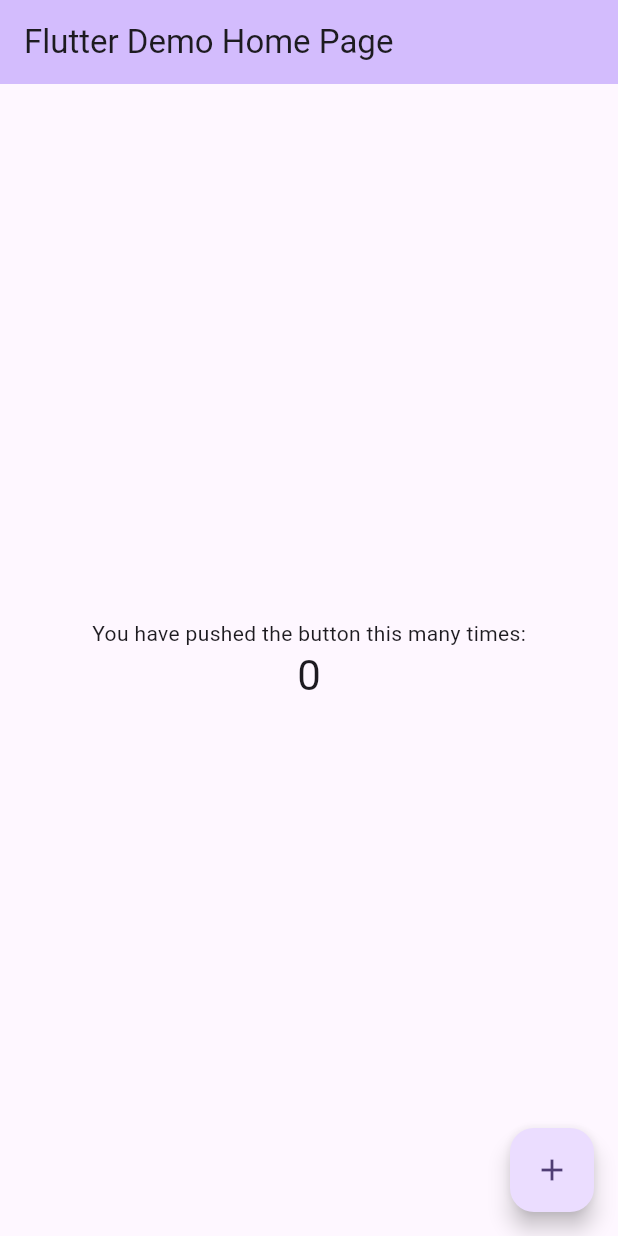
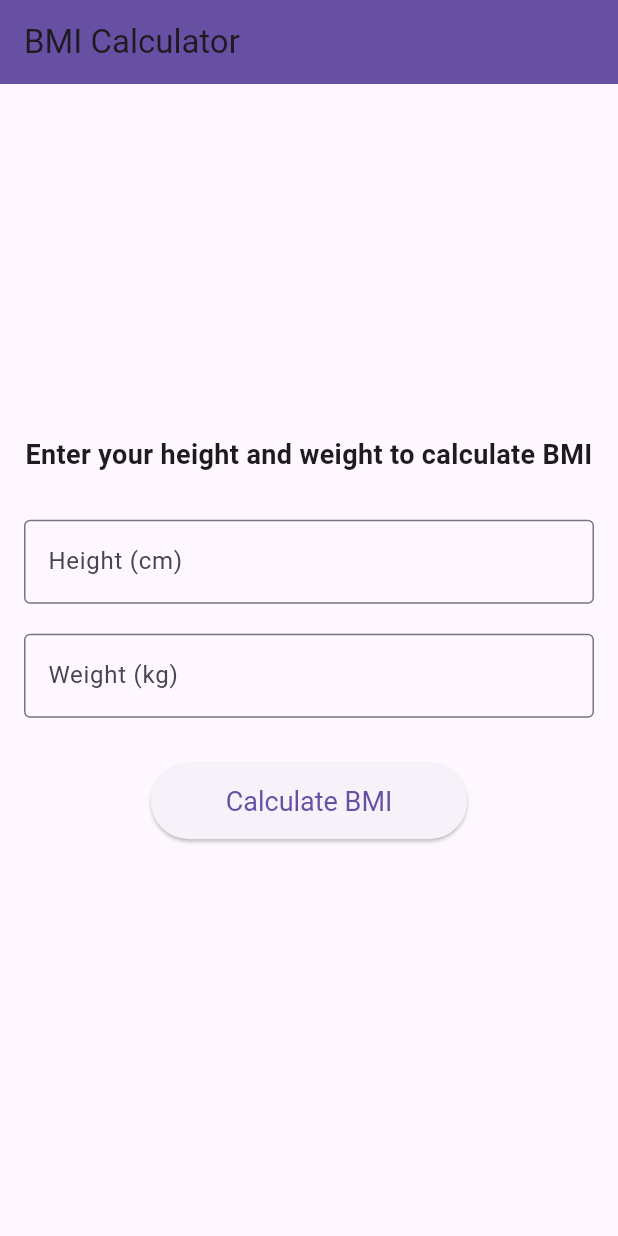
Before and after one commit to uroojkhadim/FA23-BSE-019-5A-UroojKhadim, a Flutter app: the screen it shows after launch, on a phone screen of 412 x 824 dp. Run offline on Flutter 3.47's test engine with Material 3 defaults, Android fonts, the phone set to English and light mode, and no system bars; our stand-ins replace csv, file_picker, fl_chart, flutter_local_notifications, google_sign_in, googleapis_auth and 5 more; missing offline and left inert: excel, googleapis; accounts and stored records are empty.

```diff
--- a/bmi_calculator/lib/main.dart
+++ b/bmi_calculator/lib/main.dart
@@ -1,122 +1,173 @@
 import 'package:flutter/material.dart';
 
 void main() {
-  runApp(const MyApp());
+  runApp(const BMICalculatorApp());
 }
 
-class MyApp extends StatelessWidget {
-  const MyApp({super.key});
+class BMICalculatorApp extends StatelessWidget {
+  const BMICalculatorApp({super.key});
 
-  // This widget is the root of your application.
   @override
   Widget build(BuildContext context) {
     return MaterialApp(
-      title: 'Flutter Demo',
+      title: 'BMI Calculator',
       theme: ThemeData(
-        // This is the theme of your application.
-        //
-        // TRY THIS: Try running your application with "flutter run". You'll see
-        // the application has a purple toolbar. Then, without quitting the app,
-        // try changing the seedColor in the colorScheme below to Colors.green
-        // and then invoke "hot reload" (save your changes or press the "hot
-        // reload" button in a Flutter-supported IDE, or press "r" if you used
-        // the command line to start the app).
-        //
-        // Notice that the counter didn't reset back to zero; the application
-        // state is not lost during the reload. To reset the state, use hot
-        // restart instead.
-        //
-        // This works for code too, not just values: Most code changes can be
-        // tested with just a hot reload.
-        colorScheme: ColorScheme.fromSeed(seedColor: Colors.deepPurple),
+        primarySwatch: Colors.blue,
+        visualDensity: VisualDensity.adaptivePlatformDensity,
       ),
-      home: const MyHomePage(title: 'Flutter Demo Home Page'),
+      home: const BMICalculator(),
     );
   }
 }
 
-class MyHomePage extends StatefulWidget {
-  const MyHomePage({super.key, required this.title});
-
-  // This widget is the home page of your application. It is stateful, meaning
-  // that it has a State object (defined below) that contains fields that affect
-  // how it looks.
-
-  // This class is the configuration for the state. It holds the values (in this
-  // case the title) provided by the parent (in this case the App widget) and
-  // used by the build method of the State. Fields in a Widget subclass are
-  // always marked "final".
-
-  final String title;
+class BMICalculator extends StatefulWidget {
+  const BMICalculator({super.key});
 
   @override
-  State<MyHomePage> createState() => _MyHomePageState();
+  State<BMICalculator> createState() => _BMICalculatorState();
 }
 
-class _MyHomePageState extends State<MyHomePage> {
-  int _counter = 0;
+class _BMICalculatorState extends State<BMICalculator> {
+  final TextEditingController _heightController = TextEditingController();
+  final TextEditingController _weightController = TextEditingController();
+  double _bmi = 0.0;
+  String _bmiCategory = '';
 
-  void _incrementCounter() {
+  void _calculateBMI() {
+    final heightText = _heightController.text;
+    final weightText = _weightController.text;
+
+    if (heightText.isEmpty || weightText.isEmpty) {
+      ScaffoldMessenger.of(context).showSnackBar(
+        const SnackBar(content: Text('Please enter both height and weight')),
+      );
+      return;
+    }
+
+    final height = double.parse(heightText) / 100; // Convert cm to meters
+    final weight = double.parse(weightText);
+
     setState(() {
-      // This call to setState tells the Flutter framework that something has
-      // changed in this State, which causes it to rerun the build method below
-      // so that the display can reflect the updated values. If we changed
-      // _counter without calling setState(), then the build method would not be
-      // called again, and so nothing would appear to happen.
-      _counter++;
+      _bmi = weight / (height * height);
+      _bmiCategory = _getBMICategory(_bmi);
     });
+  }
+
+  String _getBMICategory(double bmi) {
+    if (bmi < 18.5) {
+      return 'Underweight';
+    } else if (bmi >= 18.5 && bmi < 25) {
+      return 'Normal weight';
+    } else if (bmi >= 25 && bmi < 30) {
+      return 'Overweight';
+    } else {
+      return 'Obese';
+    }
+  }
+
+  Color _getBMIColor(double bmi) {
+    if (bmi < 18.5) {
+      return Colors.blue;
+    } else if (bmi >= 18.5 && bmi < 25) {
+      return Colors.green;
+    } else if (bmi >= 25 && bmi < 30) {
+      return Colors.orange;
+    } else {
+      return Colors.red;
+    }
   }
 
   @override
   Widget build(BuildContext context) {
-    // This method is rerun every time setState is called, for instance as done
-    // by the _incrementCounter method above.
-    //
-    // The Flutter framework has been optimized to make rerunning build methods
-    // fast, so that you can just rebuild anything that needs updating rather
-    // than having to individually change instances of widgets.
     return Scaffold(
       appBar: AppBar(
-        // TRY THIS: Try changing the color here to a specific color (to
-        // Colors.amber, perhaps?) and trigger a hot reload to see the AppBar
-        // change color while the other colors stay the same.
-        backgroundColor: Theme.of(context).colorScheme.inversePrimary,
-        // Here we take the value from the MyHomePage object that was created by
-        // the App.build method, and use it to set our appbar title.
-        title: Text(widget.title),
+        title: const Text('BMI Calculator'),
+        backgroundColor: Theme.of(context).primaryColor,
       ),
-      body: Center(
-        // Center is a layout widget. It takes a single child and positions it
-        // in the middle of the parent.
+      body: Padding(
+        padding: const EdgeInsets.all(16.0),
         child: Column(
-          // Column is also a layout widget. It takes a list of children and
-          // arranges them vertically. By default, it sizes itself to fit its
-          // children horizontally, and tries to be as tall as its parent.
-          //
-          // Column has various properties to control how it sizes itself and
-          // how it positions its children. Here we use mainAxisAlignment to
-          // center the children vertically; the main axis here is the vertical
-          // axis because Columns are vertical (the cross axis would be
-          // horizontal).
-          //
-          // TRY THIS: Invoke "debug painting" (choose the "Toggle Debug Paint"
-          // action in the IDE, or press "p" in the console), to see the
-          // wireframe for each widget.
           mainAxisAlignment: MainAxisAlignment.center,
-          children: <Widget>[
-            const Text('You have pushed the button this many times:'),
-            Text(
-              '$_counter',
-              style: Theme.of(context).textTheme.headlineMedium,
+          children: [
+            const Text(
+              'Enter your height and weight to calculate BMI',
+              textAlign: TextAlign.center,
+              style: TextStyle(fontSize: 18, fontWeight: FontWeight.bold),
             ),
+            const SizedBox(height: 30),
+            TextField(
+              controller: _heightController,
+              keyboardType: TextInputType.number,
+              decoration: const InputDecoration(
+                labelText: 'Height (cm)',
+                border: OutlineInputBorder(),
+              ),
+            ),
+            const SizedBox(height: 20),
+            TextField(
+              controller: _weightController,
+              keyboardType: TextInputType.number,
+              decoration: const InputDecoration(
+                labelText: 'Weight (kg)',
+                border: OutlineInputBorder(),
+              ),
+            ),
+            const SizedBox(height: 30),
+            ElevatedButton(
+              onPressed: _calculateBMI,
+              style: ElevatedButton.styleFrom(
+                padding: const EdgeInsets.symmetric(horizontal: 50, vertical: 15),
+                textStyle: const TextStyle(fontSize: 18),
+              ),
+              child: const Text('Calculate BMI'),
+            ),
+            const SizedBox(height: 30),
+            if (_bmi > 0)
+              Container(
+                padding: const EdgeInsets.all(20),
+                decoration: BoxDecoration(
+                  color: _getBMIColor(_bmi),
+                  borderRadius: BorderRadius.circular(10),
+                ),
+                child: Column(
+                  children: [
+                    const Text(
+                      'Your BMI',
+                      style: TextStyle(
+                        fontSize: 20,
+                        fontWeight: FontWeight.bold,
+                        color: Colors.white,
+                      ),
+                    ),
+                    Text(
+                      _bmi.toStringAsFixed(1),
+                      style: const TextStyle(
+                        fontSize: 48,
+                        fontWeight: FontWeight.bold,
+                        color: Colors.white,
+                      ),
+                    ),
+                    Text(
+                      _bmiCategory,
+                      style: const TextStyle(
+                        fontSize: 20,
+                        fontWeight: FontWeight.bold,
+                        color: Colors.white,
+                      ),
+                    ),
+                  ],
+                ),
+              ),
           ],
         ),
       ),
-      floatingActionButton: FloatingActionButton(
-        onPressed: _incrementCounter,
-        tooltip: 'Increment',
-        child: const Icon(Icons.add),
-      ), // This trailing comma makes auto-formatting nicer for build methods.
     );
   }
+
+  @override
+  void dispose() {
+    _heightController.dispose();
+    _weightController.dispose();
+    super.dispose();
+  }
 }
```
Also changed, not shown: 103 other files.
